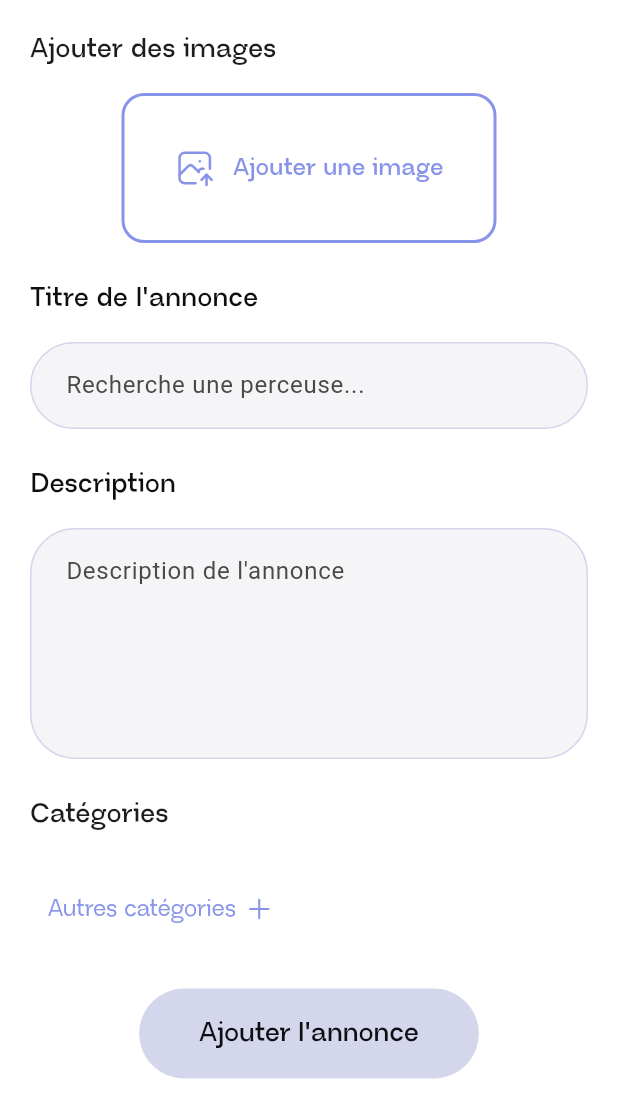
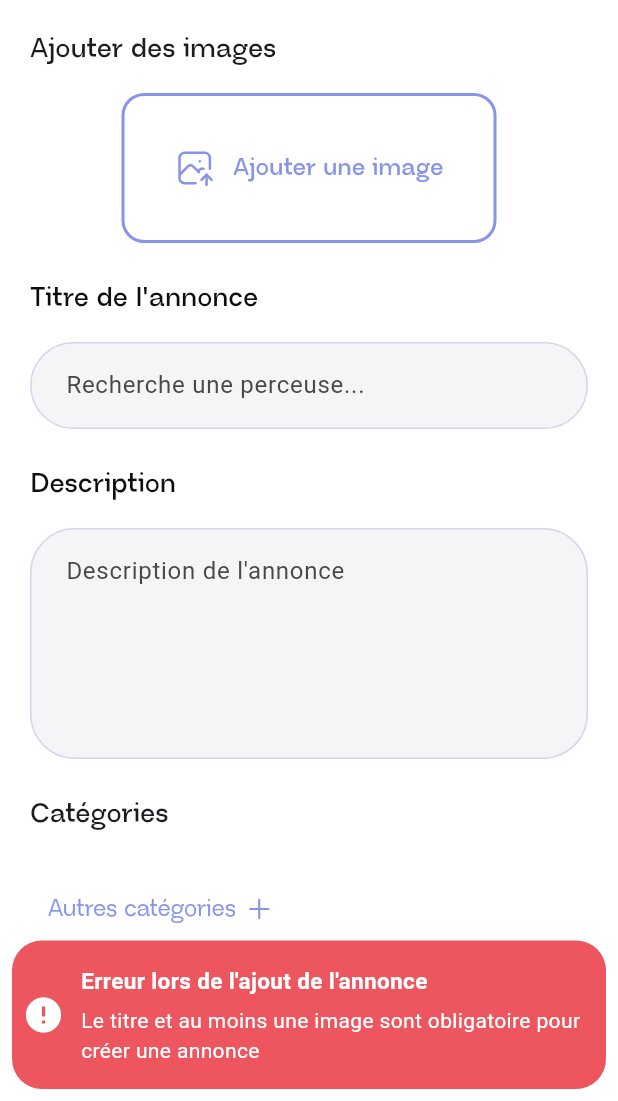
Before and after one commit to Amaelmsrt/SAE_MOBILE, a Flutter app: the AjoutAnnonce screen opened directly, after a tap on "Selectionner une date", on a phone screen of 412 x 824 dp, the part 135-1236 px from its top. Run offline on Flutter 3.47's test engine with Material 3 defaults, Android fonts, the phone set to English and light mode, and no system bars; drawn by our look-alikes of another_flushbar; our stand-ins replace convert, flutter_svg, image_picker, supabase_flutter; missing offline and left inert: dart:ffi, flutter_statusbarcolor_ns; accounts and stored records are empty.

Commit message:
ajout d'une fonction pour faire appraitre une snackbar plus jolie

```diff
--- /dev/null
+++ b/lib/components/custom_flushbar.dart
@@ -0,0 +1,24 @@
+import 'package:allo/constants/app_colors.dart';
+import 'package:another_flushbar/flushbar.dart';
+import 'package:flutter/material.dart';
+
+class CustomFlushbar {
+  static void showFlushbar(
+      {required BuildContext context, required String message, String? title}) {
+    Flushbar(
+      message: message,
+      icon: Icon(
+        Icons.error,
+        size: 28.0,
+        color: Colors.white,
+      ),
+      title: title,
+      duration: Duration(seconds: 2),
+      margin: EdgeInsets.all(8),
+      borderRadius: BorderRadius.circular(20),
+      forwardAnimationCurve: Curves.easeOutCubic,
+      reverseAnimationCurve: Curves.easeInCubic,
+      backgroundColor: AppColors.danger,
+    )..show(context);
+  }
+}
--- a/lib/widgets/ajout_annonce.dart
+++ b/lib/widgets/ajout_annonce.dart
@@ -3,6 +3,7 @@ import 'dart:ffi';
 import 'package:allo/components/add_images.dart';
 import 'package:allo/components/custom_check_box.dart';
 import 'package:allo/components/custom_date_picker.dart';
+import 'package:allo/components/custom_flushbar.dart';
 import 'package:allo/components/custom_text_field.dart';
 import 'package:allo/components/listing_categories.dart';
 import 'package:allo/constants/app_colors.dart';
@@ -12,6 +13,7 @@ import 'package:allo/models/image_converter.dart';
 import 'package:allo/utils/bottom_round_clipper.dart';
 import 'package:allo/widgets/home.dart';
 import 'package:allo/widgets/register_page.dart';
+import 'package:another_flushbar/flushbar.dart';
 import 'package:flutter/foundation.dart';
 import 'package:flutter/material.dart';
 import 'package:flutter/widgets.dart';
@@ -72,6 +74,18 @@ class _AjoutAnnonceState extends State<AjoutAnnonce>
       }
       setState(() {});
     }
+  }
+
+  bool fieldsOk() {
+    // il faut qu'il y ait au moins une image, un titre
+
+    if (images.value!.isEmpty) {
+      return false;
+    }
+    if (_texteAnnonceController.text.isEmpty) {
+      return false;
+    }
+    return true;
   }
 
   @override
@@ -217,7 +231,11 @@ class _AjoutAnnonceState extends State<AjoutAnnonce>
                       print("Categorie: ${categorieAnnonce.value}");
                       print("Urgence: ${estUrgente.value}");
                       print("Remuneration: ${remunerationAnnonce.text}");
-                      if (widget.annonce == null){
+                      if (!fieldsOk()) {
+                        CustomFlushbar.showFlushbar(context: context, message: "Le titre et au moins une image sont obligatoire pour créer une annonce", title: "Erreur lors de l'ajout de l'annonce");
+                        return;
+                      }
+                      if (widget.annonce == null) {
                         AnnonceDB.ajouterAnnonce(
                             images.value,
                             _texteAnnonceController.text,
@@ -228,8 +246,7 @@ class _AjoutAnnonceState extends State<AjoutAnnonce>
                             remunerationAnnonce.text.isEmpty
                                 ? 0
                                 : double.parse(remunerationAnnonce.text));
-                      }
-                      else{
+                      } else {
                         print("Annonce ID: ${widget.annonce!.idAnnonce}");
                         AnnonceDB.modifierAnnonce(
                             images.value,
--- a/pubspec.yaml
+++ b/pubspec.yaml
@@ -38,6 +38,7 @@ dependencies:
   image_picker: ^1.0.7
   convert: any
   intl:
+  another_flushbar: ^1.12.30
 
   # The following adds the Cupertino Icons font to your application.
   # Use with the CupertinoIcons class for iOS style icons.
```
Also changed, not shown: pubspec.lock.
